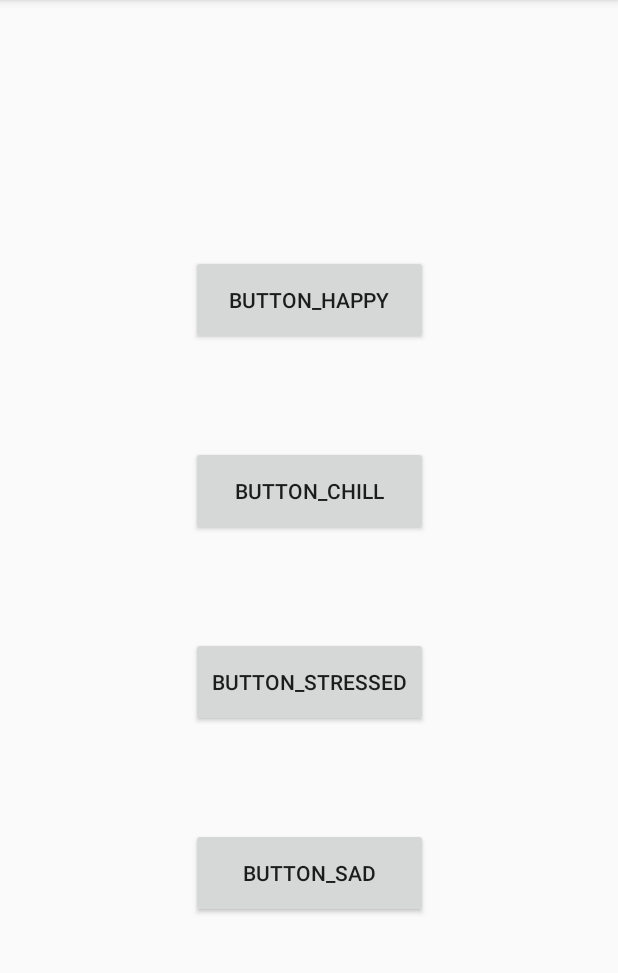
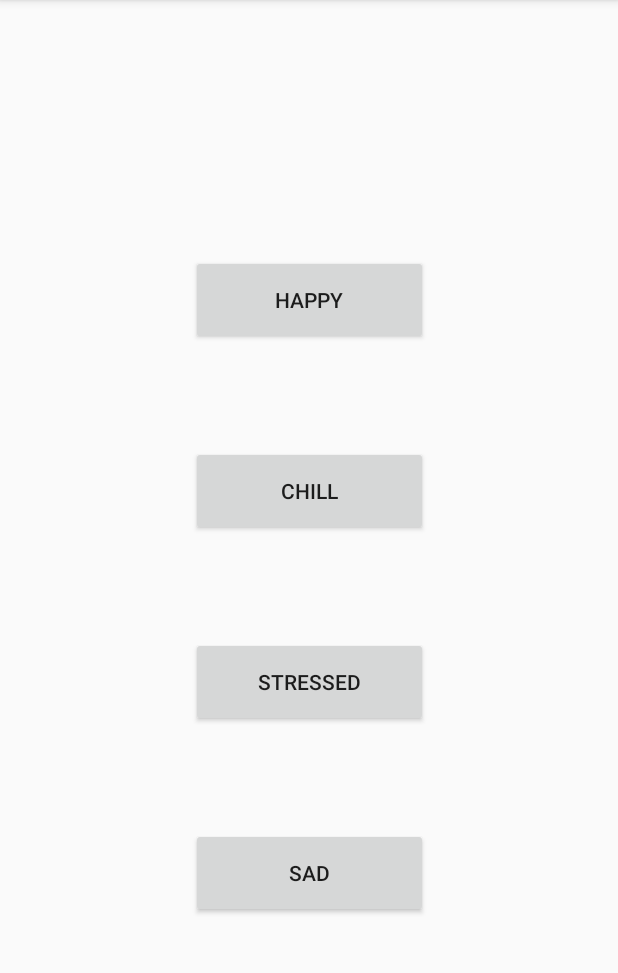
Before and after one commit to tedgag/conuhacks-moodbeats, an Android app: the screen it shows after launch (MainActivity), on a phone screen of 412 x 824 dp, the part 84-1057 px from its top. Run offline under Robolectric (Android 15) with nearby library versions, the phone set to English and light mode, and no system bars.

Commit message:
Buttons with onclick listeners

```diff
--- a/app/src/main/java/com/example/moodbeats/MainActivity.java
+++ b/app/src/main/java/com/example/moodbeats/MainActivity.java
@@ -3,12 +3,49 @@ package com.example.moodbeats;
 import androidx.appcompat.app.AppCompatActivity;
 
 import android.os.Bundle;
+import android.view.View;
+import android.widget.Button;
 
 public class MainActivity extends AppCompatActivity {
 
     @Override
     protected void onCreate(Bundle savedInstanceState) {
+
         super.onCreate(savedInstanceState);
         setContentView(R.layout.activity_main);
+        Button button_Happy = findViewById(R.id.button_Happy);
+        Button button_Chill = findViewById(R.id.button_Chill);
+        Button button_Stressed = findViewById(R.id.button_Stressed);
+        Button button_Sad = findViewById(R.id.button_Sad);
+
+        //Button on click listeners
+        button_Happy.setOnClickListener(new View.OnClickListener() {
+            @Override
+            public void onClick(View view) {
+               //Insert code here
+            }
+        });
+        button_Chill.setOnClickListener(new View.OnClickListener() {
+            @Override
+            public void onClick(View view) {
+                //Insert code here
+            }
+        });
+        button_Stressed.setOnClickListener(new View.OnClickListener() {
+            @Override
+            public void onClick(View view) {
+                //Insert code here
+            }
+        });
+        button_Sad.setOnClickListener(new View.OnClickListener() {
+            @Override
+            public void onClick(View view) {
+
+            }
+        });
+
     }
+
+
+
 }
--- a/app/src/main/res/values/strings.xml
+++ b/app/src/main/res/values/strings.xml
@@ -1,7 +1,7 @@
 <resources>
     <string name="app_name">MoodBeats</string>
-    <string name="Happy">button_Happy</string>
-    <string name="Chill">button_Chill</string>
-    <string name="Sad">button_Sad</string>
-    <string name="Stressed">button_Stressed</string>
+    <string name="Happy">Happy</string>
+    <string name="Chill">Chill</string>
+    <string name="Sad">Sad</string>
+    <string name="Stressed">Stressed</string>
 </resources>
```
